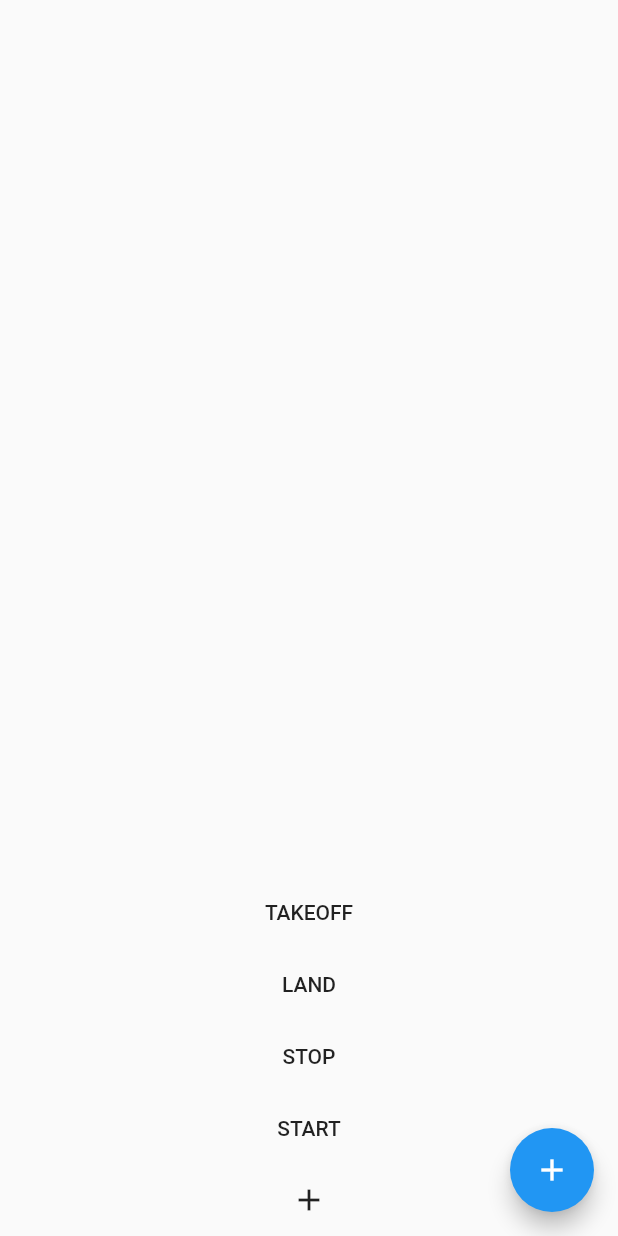
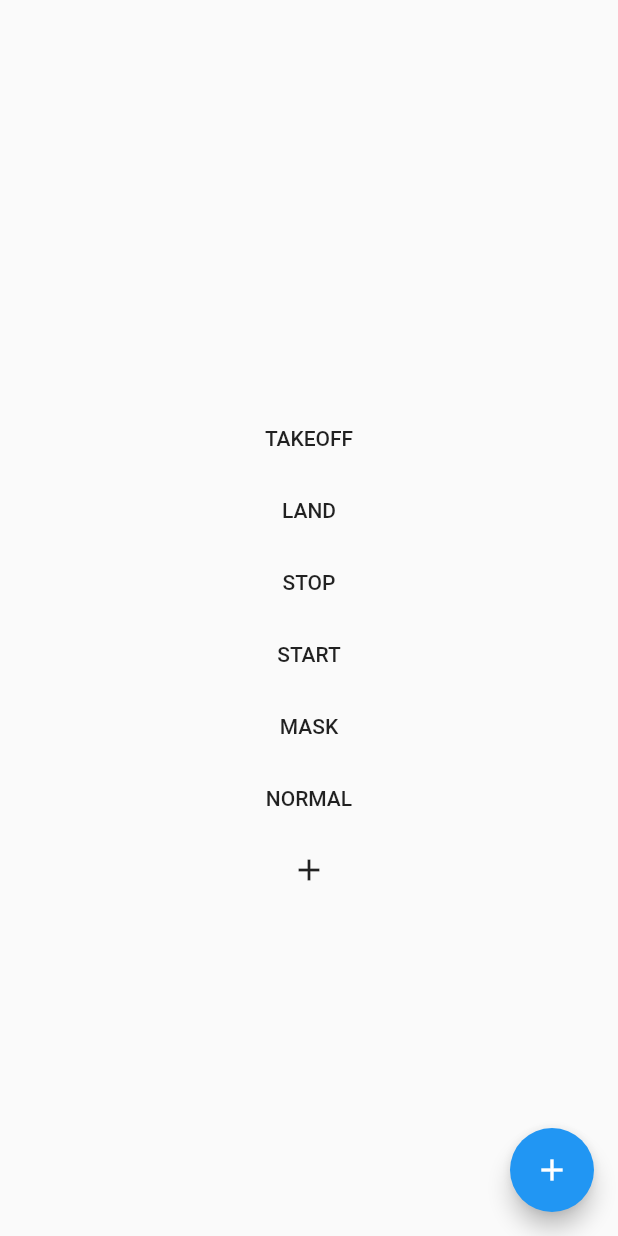
Before and after one commit to thootau99/lastview, a Flutter app: the screen it shows after launch, after a tap on the "add" icon, on a phone screen of 412 x 824 dp. Run offline on Flutter 3.47's test engine with Material 2 defaults, Android fonts, the phone set to English and light mode, and no system bars; network calls fail.

Commit message:
update mask mode

```diff
--- a/lib/main.dart
+++ b/lib/main.dart
@@ -35,7 +35,11 @@ class _MyHomePageState extends State<MyHomePage> {
     String result = '';
     final response = await http.get(SERVER + "get_face");
     if (response.statusCode == 200) {
+      try {
         result = json.decode(response.body);
+      } catch (e) {
+        print(e);
+      }
     }
     var listOfResult = result.split("_");
     facenameList.clear();
@@ -59,15 +63,19 @@ class _MyHomePageState extends State<MyHomePage> {
           children: <Widget>[
             new Flexible(
               child: new ListView.builder(
+                  scrollDirection: Axis.vertical,
                   itemCount: facenameList.length,
                   itemBuilder: (_, index) => facenameList[index]),
             ),
-            FlatButton(
+            new Flexible(
+              flex: 1,
+              child: FlatButton(
                 onPressed: () {
                   var url = SERVER + "new_data?ins=takeoff";
                   http.get(url);
                 },
                 child: Text("TAKEOFF"),
+              ),
             ),
             FlatButton(
               onPressed: () {
@@ -89,6 +97,20 @@ class _MyHomePageState extends State<MyHomePage> {
                 http.get(url);
               },
               child: Text("START"),
+            ),
+            FlatButton(
+              onPressed: () {
+                String setname = SERVER + "mask";
+                http.get(setname);
+              },
+              child: Text("MASK"),
+            ),
+            FlatButton(
+              onPressed: () {
+                String setname = SERVER + "normal";
+                http.get(setname);
+              },
+              child: Text("NORMAL"),
             ),
             FlatButton(
               onPressed: _fetchData,
```
Lines whose indentation alone changed are shown as unchanged.
